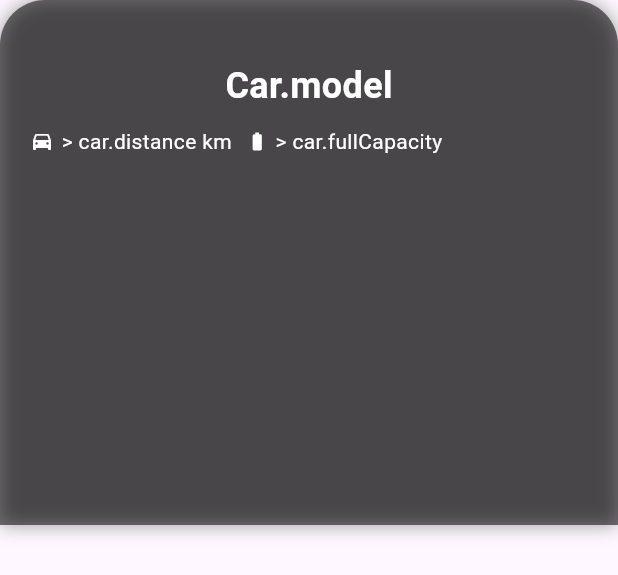
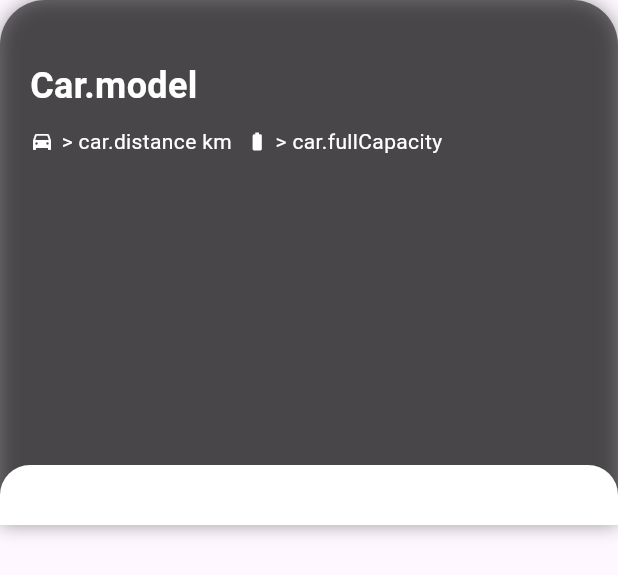
Before and after one commit to Ryuuutaaa/rent-car, a Flutter app: the CardDetailCard widget shown alone on an empty page, opened directly, on a phone screen of 412 x 824 dp. Shown: the top 575 px of the screen. Run offline on Flutter 3.47's test engine with Material 3 defaults, Android fonts, the phone set to English and light mode, and no system bars; our stand-ins replace cloud_firestore, firebase_core, flutter_map, latlong2; accounts and stored records are empty.

Commit message:
Update CardDetailCard layout with cross-axis alignment and add a positioned container for improved UI structure

```diff
--- a/lib/presentation/pages/MapsDetailsPage.dart
+++ b/lib/presentation/pages/MapsDetailsPage.dart
@@ -67,6 +67,7 @@ Widget CardDetailCard() {
                 BoxShadow(color: Colors.black38, spreadRadius: 0, blurRadius: 10),
               ]),
           child: const Column(
+            crossAxisAlignment: CrossAxisAlignment.start,
             children: [
               SizedBox(height: 20),
               Text(
@@ -109,7 +110,22 @@ Widget CardDetailCard() {
               )
             ],
           ),
-        )
+        ),
+        Positioned(
+          bottom: 0,
+          left: 0,
+          right: 0,
+          child: Container(
+            padding: const EdgeInsets.all(20),
+            decoration: const BoxDecoration(
+              color: Colors.white,
+              borderRadius: BorderRadius.only(
+                topLeft: Radius.circular(20),
+                topRight: Radius.circular(20),
+              ),
+            ),
+          ),
+        ),
       ],
     ),
   );
```
